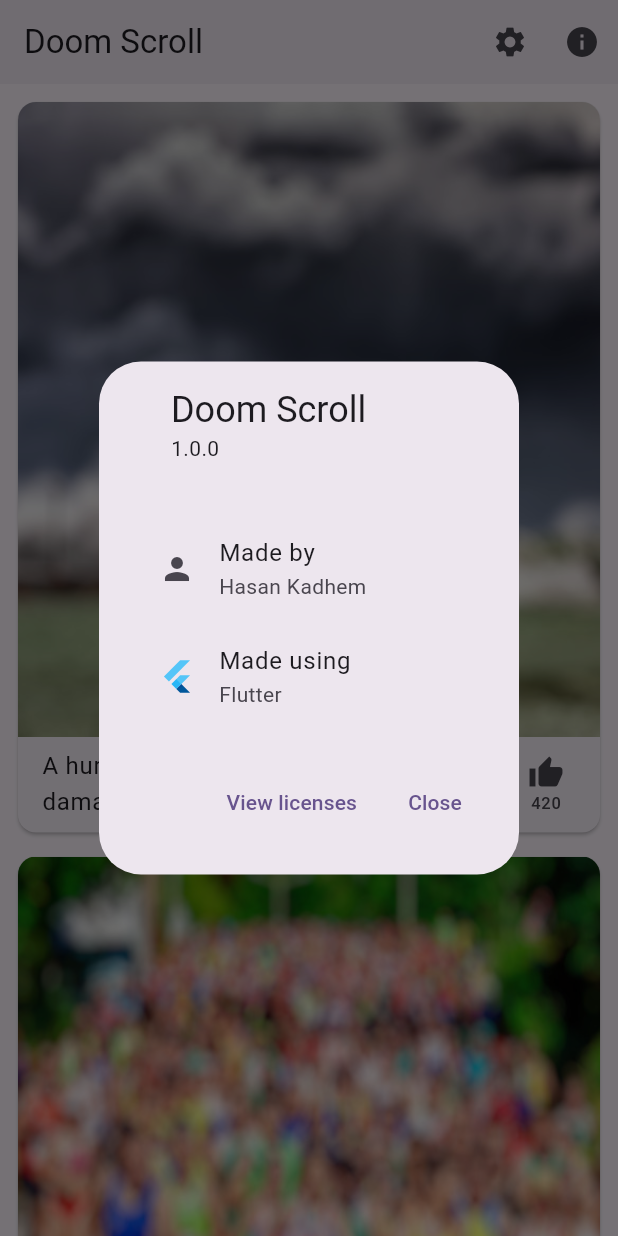
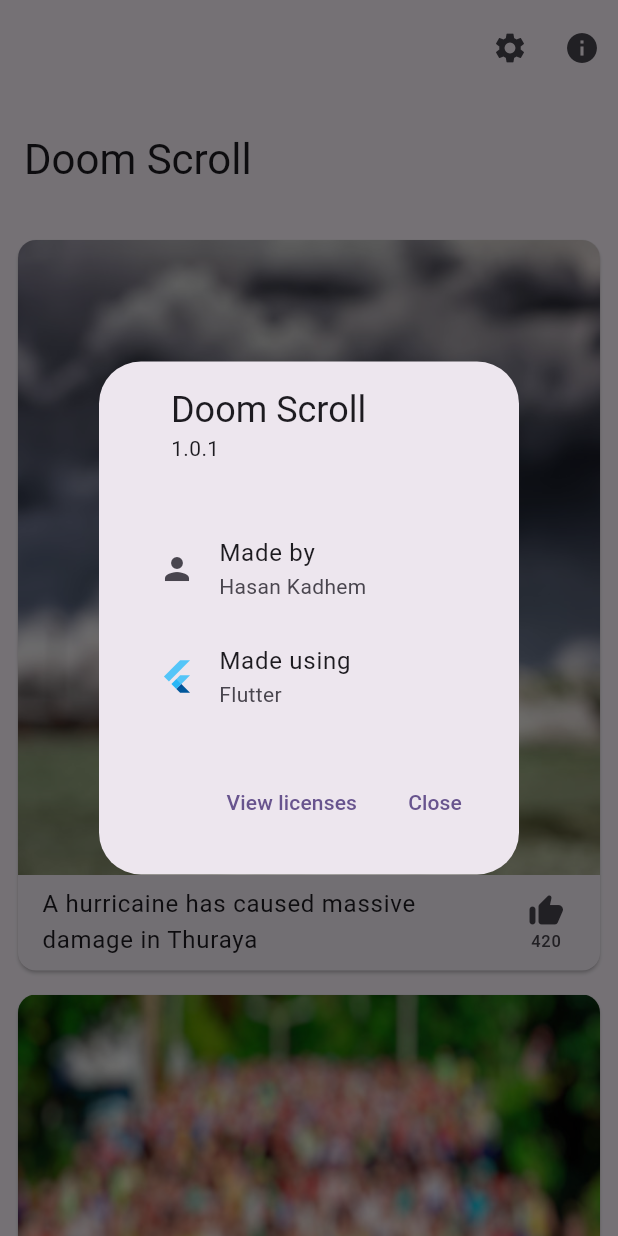
Before and after one commit to HassanAliKadhem/doomscroll, a Flutter app: the screen it shows after launch, after a tap on the "info" icon, on a phone screen of 412 x 824 dp. Run offline on Flutter 3.47's test engine with Material 2 defaults, Android fonts, the phone set to English and light mode, and no system bars; our stand-ins replace shared_preferences.

Commit message:
slightly redesign home page

```diff
--- a/lib/screen/home_page.dart
+++ b/lib/screen/home_page.dart
@@ -1,5 +1,4 @@
-import 'dart:math';
-
+import 'package:flutter/cupertino.dart';
 import 'package:flutter/material.dart';
 
 import '../data/data.dart';
@@ -43,9 +42,9 @@ class _MyHomePageState extends State<MyHomePage> {
   @override
   Widget build(BuildContext context) {
     return Scaffold(
-      appBar: AppBar(
-        elevation: 2,
-        scrolledUnderElevation: 2,
+      body: CustomScrollView(
+        slivers: [
+          SliverAppBar.large(
             title: Text(widget.title),
             actions: [
               IconButton(
@@ -68,14 +67,11 @@ class _MyHomePageState extends State<MyHomePage> {
               ),
             ],
           ),
-      body: Padding(
-        padding: const EdgeInsets.symmetric(horizontal: 8.0),
-        child: CustomScrollView(
-          slivers: [
-            const SliverPadding(padding: EdgeInsets.symmetric(vertical: 4.0)),
-            SliverGrid(
-              gridDelegate: SliverGridDelegateWithFixedCrossAxisCount(
-                crossAxisCount: max(MediaQuery.sizeOf(context).width ~/ 300, 1),
+          SliverPadding(
+            padding: const EdgeInsets.symmetric(vertical: 4.0, horizontal: 8.0),
+            sliver: SliverGrid(
+              gridDelegate: const SliverGridDelegateWithMaxCrossAxisExtent(
+                maxCrossAxisExtent: 400,
                 childAspectRatio: 0.8,
                 crossAxisSpacing: 8,
                 mainAxisSpacing: 8,
@@ -91,6 +87,7 @@ class _MyHomePageState extends State<MyHomePage> {
                 childCount: news.length,
               ),
             ),
+          ),
           const SliverToBoxAdapter(
             child: Padding(
               padding: EdgeInsets.all(8.0),
@@ -99,7 +96,6 @@ class _MyHomePageState extends State<MyHomePage> {
           ),
         ],
       ),
-      ),
     );
   }
 }
--- a/lib/widget/about_dialog.dart
+++ b/lib/widget/about_dialog.dart
@@ -8,7 +8,7 @@ class DoomAboutDialog extends StatelessWidget {
   @override
   Widget build(BuildContext context) {
     return const AboutDialog(
-      applicationVersion: "1.0.0",
+      applicationVersion: "1.0.1",
       children: [
         ListTile(
           title: Text("Made by"),
--- a/lib/widget/news_card.dart
+++ b/lib/widget/news_card.dart
@@ -36,7 +36,7 @@ class NewsCard extends StatelessWidget {
               mainAxisAlignment: MainAxisAlignment.center,
               mainAxisSize: MainAxisSize.max,
               children: [
-                const Icon(Icons.thumb_up),
+                const Icon(Icons.thumb_up_rounded),
                 Text(random.nextInt(1000).toString()),
               ],
             ),
--- a/pubspec.yaml
+++ b/pubspec.yaml
@@ -16,7 +16,7 @@ publish_to: 'none' # Remove this line if you wish to publish to pub.dev
 # https://developer.apple.com/library/archive/documentation/General/Reference/InfoPlistKeyReference/Articles/CoreFoundationKeys.html
 # In Windows, build-name is used as the major, minor, and patch parts
 # of the product and file versions while build-number is used as the build suffix.
-version: 1.0.0+1
+version: 1.0.1+2
 
 environment:
   sdk: '>=3.0.1 <4.0.0'
```
Also changed, not shown: pubspec.lock, 1 other file. Lines whose indentation alone changed are shown as unchanged.
